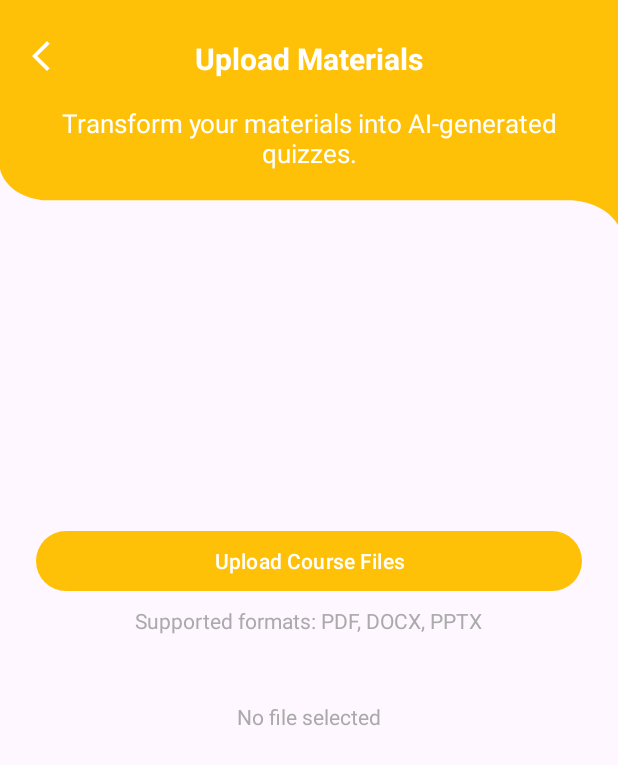
After one commit to islombek-cs/AI-Powered-Quiz-App, an Android app: the ProfessorFileUploadActivity screen opened directly, with no data from a screen before it, on a phone screen of 412 x 824 dp. The commit adds this screen. Shown: the top 765 px of the screen. Run offline under Robolectric (Android 15) with nearby library versions, the phone set to English and light mode, and no system bars.

Commit message:
file upload page done

```diff
--- a/app/src/main/AndroidManifest.xml
+++ b/app/src/main/AndroidManifest.xml
@@ -15,6 +15,9 @@
         android:supportsRtl="true"
         android:theme="@style/Theme.AIPoweredQuizApp"
         tools:targetApi="31">
+        <activity
+            android:name=".activities.ProfessorFileUploadActivity"
+            android:exported="false" />
         <activity
             android:name=".activities.StudentFirstFormActivity"
             android:exported="false" />
--- /dev/null
+++ b/app/src/main/res/layout/activity_professor_file_upload.xml
@@ -0,0 +1,88 @@
+<?xml version="1.0" encoding="utf-8"?>
+<androidx.constraintlayout.widget.ConstraintLayout xmlns:android="http://schemas.android.com/apk/res/android"
+    xmlns:app="http://schemas.android.com/apk/res-auto"
+    xmlns:tools="http://schemas.android.com/tools"
+    android:id="@+id/main"
+    android:layout_width="match_parent"
+    android:layout_height="match_parent"
+    tools:context=".activities.ProfessorFileUploadActivity">
+
+    <RelativeLayout
+        android:id="@+id/toolbarRL"
+        android:layout_width="match_parent"
+        android:layout_height="150dp"
+        android:background="@drawable/toolbar_bg_02"
+        tools:ignore="MissingConstraints">
+
+        <ImageButton
+            android:id="@+id/toolbarBackBtn"
+            android:layout_width="wrap_content"
+            android:layout_height="wrap_content"
+            android:src="@drawable/back_white"
+            android:background="@android:color/transparent"
+            android:padding="15dp"
+            android:layout_marginVertical="10dp"
+            app:tint="?attr/colorOnPrimary" />
+
+        <TextView
+            android:id="@+id/toolbarProfessorTv"
+            android:layout_width="match_parent"
+            android:layout_height="wrap_content"
+            android:text="@string/upload_materials"
+            android:textColor="?attr/colorOnPrimary"
+            android:layout_marginTop="25dp"
+            android:textSize="20sp"
+            android:layout_below="@id/profileIv"
+            android:textAlignment="center"
+            android:paddingHorizontal="70dp"/>
+
+        <!--TextView: Just to show a labeled/instructions text-->
+        <TextView
+            android:id="@+id/toolbarDescriptionTv"
+            android:layout_width="match_parent"
+            android:layout_height="wrap_content"
+            android:text="Transform your materials into AI-generated quizzes."
+            android:textColor="?attr/colorOnPrimary"
+            android:layout_marginTop="70dp"
+            android:textSize="17sp"
+            android:layout_below="@id/profileIv"
+            android:textAlignment="center"
+            android:paddingHorizontal="40dp"
+            tools:ignore="NotSibling" />
+    </RelativeLayout>
+
+    <com.google.android.material.button.MaterialButton
+        android:id="@+id/uploadFileBtn"
+        android:layout_width="match_parent"
+        android:layout_height="wrap_content"
+        android:layout_marginTop="200dp"
+        android:layout_marginHorizontal="24dp"
+        android:text="Upload Course Files"
+        app:layout_constraintTop_toBottomOf="@id/toolbarRL"
+        app:layout_constraintStart_toStartOf="parent"
+        app:layout_constraintEnd_toEndOf="parent"/>
+
+    <TextView
+        android:id="@+id/selectedFileTv"
+        android:layout_width="wrap_content"
+        android:layout_height="wrap_content"
+        android:text="No file selected"
+        android:textColor="@android:color/darker_gray"
+        app:layout_constraintTop_toBottomOf="@id/uploadFileBtn"
+        app:layout_constraintStart_toStartOf="parent"
+        android:layout_marginTop="70dp"
+        app:layout_constraintEnd_toEndOf="parent"/>
+
+    <TextView
+        android:layout_width="wrap_content"
+        android:layout_height="wrap_content"
+        android:text="Supported formats: PDF, DOCX, PPTX"
+        android:textColor="@android:color/darker_gray"
+        android:textSize="14sp"
+        android:layout_marginTop="6dp"
+        app:layout_constraintTop_toBottomOf="@id/uploadFileBtn"
+        app:layout_constraintStart_toStartOf="parent"
+        app:layout_constraintEnd_toEndOf="parent"/>
+
+
+</androidx.constraintlayout.widget.ConstraintLayout>
--- a/app/src/main/res/values/strings.xml
+++ b/app/src/main/res/values/strings.xml
@@ -25,9 +25,10 @@
     <string name="write_your_email">Write your email</string>
     <string name="request_password_reset">Request Password Reset</string>
     <string name="preferences">Preferences</string>
-    <string name="step_1_fill_in_course_info_before_uploading_materials"><b>Step 1:</b> Fill in course info before uploading materials</string>
+    <string name="step_1_fill_in_course_info_before_uploading_materials">Fill in course info before uploading materials.</string>
     <string name="fill_in_the_form_to_get_your_personalized_quizzes">Fill in the form to get your personalized quizzes</string>
     <string name="course_code_e_g_cs101">Course Code (e.g., CS101)</string>
-    <string name="professor"><b>Professor</b></string>
+    <string name="professor"><b>Add course details</b></string>
     <string name="student"><b>Student</b></string>
+    <string name="upload_materials"><b>Upload Materials</b></string>
 </resources>
```
Also changed, not shown: app/src/main/java/com/example/ai_poweredquizapp/activities/ProfessorFileUploadActivity.kt (added, +96 -0 lines), app/src/main/java/com/example/ai_poweredquizapp/activities/ProfessorFirstFormActivity.kt (+7 -0 lines), app/src/main/res/layout/activity_professor_first_form.xml (+7 -6 lines).
